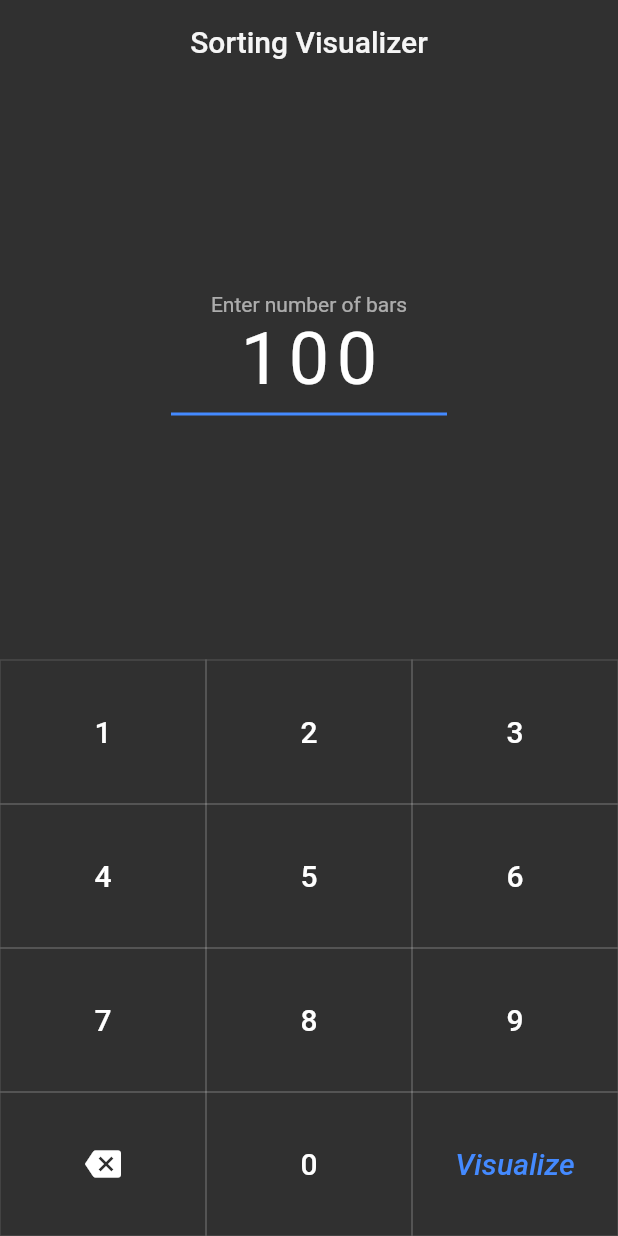
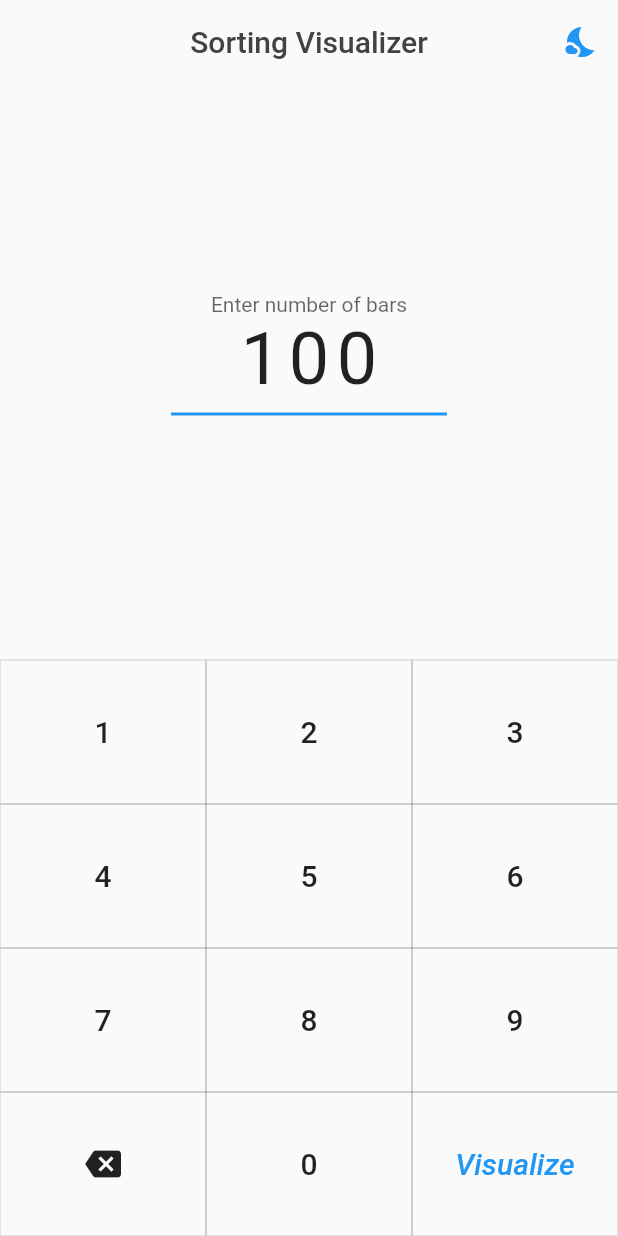
Before and after one commit to RitamChakraborty/sorting_visualizer, a Flutter app: the screen it shows after launch, on a phone screen of 412 x 824 dp. Run offline on Flutter 3.47's test engine with Material 2 defaults, Android fonts, the light colour scheme and no system bars; our stand-ins replace flutter_bloc, hydrated_bloc; statements that could not run were skipped.

Commit message:
Add theme changing in home_page

```diff
--- a/lib/main.dart
+++ b/lib/main.dart
@@ -1,16 +1,35 @@
 import 'package:flutter/material.dart';
 import 'package:flutter_bloc/flutter_bloc.dart';
+import 'package:hydrated_bloc/hydrated_bloc.dart';
 import 'package:sortingvisualizer/bloc/input_bloc/input_bloc.dart';
+import 'package:sortingvisualizer/bloc/theme_bloc/theme_bloc.dart';
 import 'package:sortingvisualizer/pages/home_page.dart';
 
-void main() => runApp(MyApp());
+void main() async {
+  WidgetsFlutterBinding.ensureInitialized();
+  HydratedCubit.storage = await HydratedStorage.build();
+  runApp(Wrapper());
+}
+
+class Wrapper extends StatelessWidget {
+  @override
+  Widget build(BuildContext context) {
+    return MultiBlocProvider(
+      providers: [
+        BlocProvider.value(value: InputBloc()),
+        BlocProvider.value(value: ThemeBloc()),
+      ],
+      child: MyApp(),
+    );
+  }
+}
 
 class MyApp extends StatelessWidget {
   @override
   Widget build(BuildContext context) {
-    return BlocProvider.value(
-      value: InputBloc(),
-      child: MaterialApp(
+    return BlocBuilder<ThemeBloc, ThemeMode>(
+      builder: (BuildContext context, ThemeMode themeMode) {
+        return MaterialApp(
           title: 'Flutter Demo',
           theme: ThemeData(
             primarySwatch: Colors.blue,
@@ -23,9 +42,10 @@ class MyApp extends StatelessWidget {
             accentColor: Colors.blueAccent,
             buttonColor: Colors.blueAccent,
           ),
-        themeMode: ThemeMode.dark,
+          themeMode: themeMode,
           home: HomePage(),
-      ),
+        );
+      },
     );
   }
 }
--- a/lib/pages/home_page.dart
+++ b/lib/pages/home_page.dart
@@ -4,6 +4,7 @@ import 'package:flutter/material.dart';
 import 'package:flutter_bloc/flutter_bloc.dart';
 import 'package:provider/provider.dart';
 import 'package:sortingvisualizer/bloc/input_bloc/input_bloc.dart';
+import 'package:sortingvisualizer/bloc/theme_bloc/theme_bloc.dart';
 import 'package:sortingvisualizer/data/constants.dart';
 import 'package:sortingvisualizer/pages/sorting_page.dart';
 import 'package:sortingvisualizer/provider/sorting_provider.dart';
@@ -16,7 +17,9 @@ class HomePage extends StatefulWidget {
 class _HomePageState extends State<HomePage> {
   @override
   Widget build(BuildContext context) {
+    // ignore: close_sinks
     InputBloc inputBloc = BlocProvider.of<InputBloc>(context);
+    ThemeBloc themeBloc = BlocProvider.of<ThemeBloc>(context);
 
     Widget button(
         {@required Widget child,
@@ -25,7 +28,7 @@ class _HomePageState extends State<HomePage> {
       return Expanded(
         child: MaterialButton(
           onPressed: () {
-            inputBloc.add((inputEvent));
+            inputBloc.add(inputEvent);
           },
           shape: ContinuousRectangleBorder(
             borderRadius: BorderRadius.all(Radius.zero),
@@ -43,10 +46,24 @@ class _HomePageState extends State<HomePage> {
     Widget goIcon = Text(
       "Visualize",
       style: TextStyle(
-        color: Theme.of(context).accentColor,
+        color: Theme
+            .of(context)
+            .accentColor,
         fontSize: 20,
         fontStyle: FontStyle.italic,
       ),
+    );
+
+    return BlocBuilder<ThemeBloc, ThemeMode>(
+        cubit: themeBloc,
+        builder: (BuildContext context, ThemeMode themeMode) {
+          Icon icon = Icon(
+            themeMode == ThemeMode.light
+                ? Icons.nights_stay
+                : Icons.brightness_7,
+            color: Theme
+                .of(context)
+                .accentColor,
           );
 
           return Material(
@@ -55,10 +72,15 @@ class _HomePageState extends State<HomePage> {
                 backgroundColor: Colors.transparent,
                 elevation: 0.0,
                 centerTitle: true,
+                actions: [
+                  IconButton(icon: icon, onPressed: themeBloc.changeTheme),
+                ],
                 title: Text(
                   "Sorting Visualizer",
                   style: TextStyle(
-              color: Theme.of(context).brightness == Brightness.light
+                    color: Theme
+                        .of(context)
+                        .brightness == Brightness.light
                         ? Colors.grey.shade800
                         : Colors.grey.shade100,
                   ),
@@ -66,7 +88,8 @@ class _HomePageState extends State<HomePage> {
               ),
               body: BlocConsumer<InputBloc, AbstractInputState>(
                 cubit: inputBloc,
-            listener: (BuildContext context, AbstractInputState inputState) {
+                listener:
+                    (BuildContext context, AbstractInputState inputState) {
                   if (inputState is VisualizeInputState) {
                     int bars = int.parse(inputState.bars);
 
@@ -111,7 +134,9 @@ class _HomePageState extends State<HomePage> {
                                 Text(
                                   "Enter number of bars",
                                   style: TextStyle(
-                                color: Theme.of(context).hintColor,
+                                    color: Theme
+                                        .of(context)
+                                        .hintColor,
                                   ),
                                 ),
                                 Text(
@@ -124,14 +149,18 @@ class _HomePageState extends State<HomePage> {
                                 Container(
                                   margin: const EdgeInsets.all(8.0),
                                   width: double.infinity,
-                              color: Theme.of(context).accentColor,
+                                  color: Theme
+                                      .of(context)
+                                      .accentColor,
                                   height: 2,
                                 ),
                                 Text(
                                   error,
                                   textAlign: TextAlign.center,
                                   style: TextStyle(
-                                color: Theme.of(context).errorColor,
+                                    color: Theme
+                                        .of(context)
+                                        .errorColor,
                                   ),
                                 )
                               ],
@@ -232,8 +261,10 @@ class _HomePageState extends State<HomePage> {
                       ),
                     ],
                   );
-            }),
+                },
+              ),
             ),
           );
+        });
   }
 }
```
Lines whose indentation alone changed are shown as unchanged.
